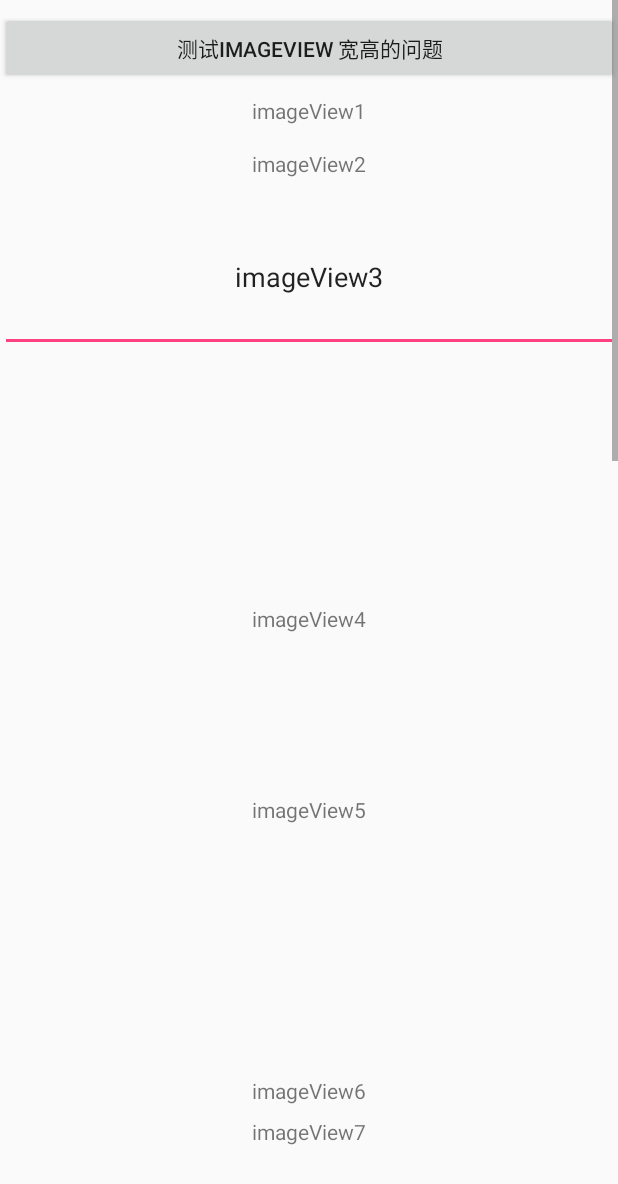
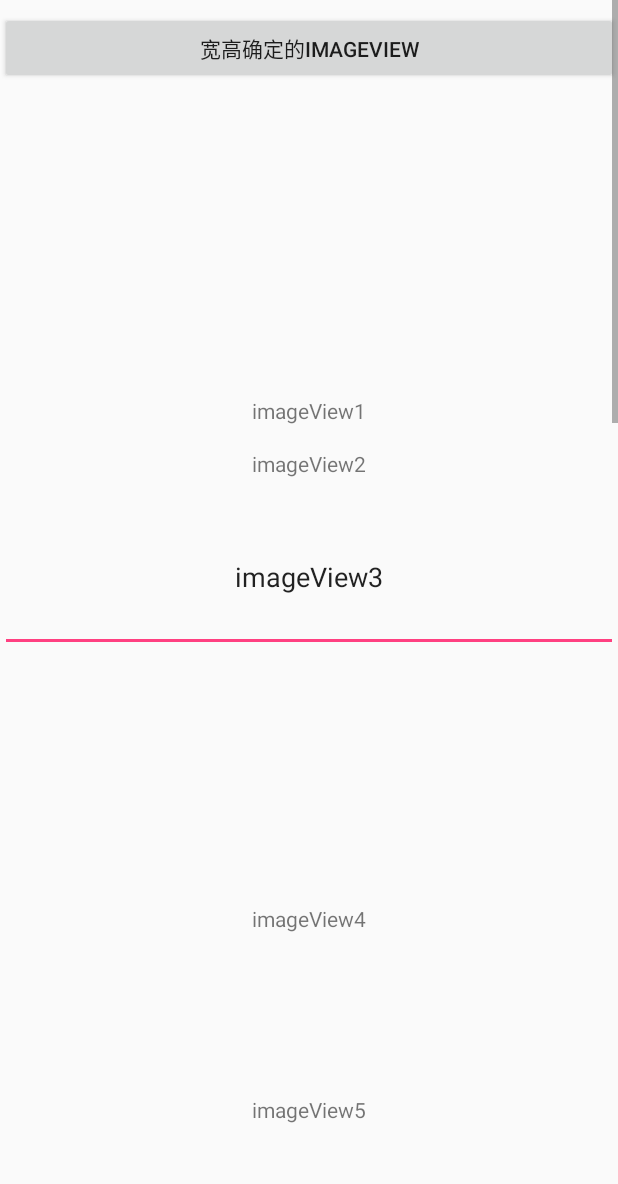
Before and after one commit to humanheima/BitmapLoadDemo, an Android app: the GlideSourceCodeActivity screen opened directly, with no data from a screen before it, on a phone screen of 412 x 824 dp. Shown: the top 1184 px of the screen. Run offline under Robolectric (Android 15) with nearby library versions, the phone set to English and light mode, and no system bars; pictures from the network do not load.

```diff
--- a/app/src/main/java/com/hm/bitmaploadexample/activity/sourcecode/GlideSourceCodeActivity.java
+++ b/app/src/main/java/com/hm/bitmaploadexample/activity/sourcecode/GlideSourceCodeActivity.java
@@ -94,7 +94,6 @@ public class GlideSourceCodeActivity extends AppCompatActivity {
         binding.btnTestHeightProblem.setOnClickListener(new OnClickListener() {
             @Override
             public void onClick(View v) {
-
                 sourceCodeTest();
             }
         });
--- a/app/src/main/res/layout/activity_glide.xml
+++ b/app/src/main/res/layout/activity_glide.xml
@@ -18,12 +18,12 @@
                 android:layout_width="match_parent"
                 android:layout_height="wrap_content"
                 android:gravity="center"
-                android:text="测试ImageView 宽高的问题" />
+                android:text="宽高确定的ImageView" />
 
         <com.hm.bitmaploadexample.widget.TestImageView
                 android:id="@+id/ivHeightProblem"
                 android:layout_width="match_parent"
-                android:layout_height="wrap_content"
+                android:layout_height="200dp"
                 android:layout_marginTop="8dp" />
 
         <TextView
```
Also changed, not shown: 3 other files.
